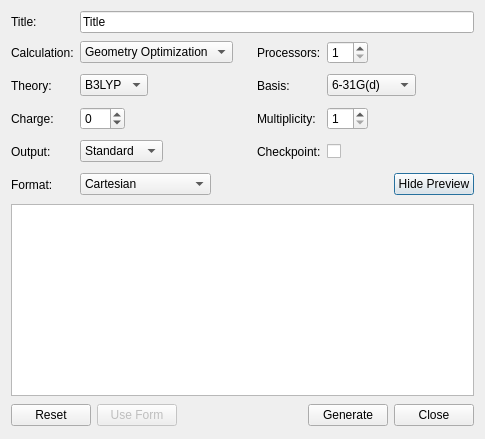
This is libavogadro/src/extensions/qcheminputdialog.ui in cryos/avogadro as Qt 5 draws it before an edit. The edited form follows.
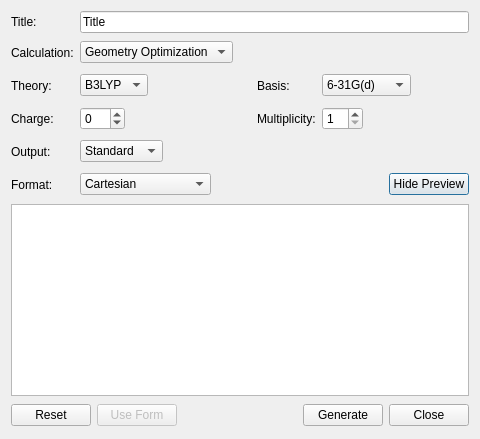
This is the edited form.

Commit message: Various improvements to the Q-Chem dialog.

The edit to the form file:
```diff
--- a/libavogadro/src/extensions/qcheminputdialog.ui
+++ b/libavogadro/src/extensions/qcheminputdialog.ui
@@ -90,28 +90,8 @@
        </item>
       </layout>
      </item>
-     <item row="1" column="2" >
-      <widget class="QLabel" name="label_4" >
-       <property name="text" >
-        <string>Processors:</string>
-       </property>
-       <property name="buddy" >
-        <cstring>procSpin</cstring>
-       </property>
-      </widget>
-     </item>
      <item row="1" column="3" >
       <layout class="QHBoxLayout" name="horizontalLayout_5" >
-       <item>
-        <widget class="QSpinBox" name="procSpin" >
-         <property name="minimum" >
-          <number>1</number>
-         </property>
-         <property name="value" >
-          <number>1</number>
-         </property>
-        </widget>
-       </item>
        <item>
         <spacer name="horizontalSpacer_5" >
          <property name="orientation" >
@@ -363,23 +343,6 @@
        </item>
       </layout>
      </item>
-     <item row="4" column="2" >
-      <widget class="QLabel" name="label_9" >
-       <property name="text" >
-        <string>Checkpoint:</string>
-       </property>
-       <property name="buddy" >
-        <cstring>checkpointCheck</cstring>
-       </property>
-      </widget>
-     </item>
-     <item row="4" column="3" >
-      <widget class="QCheckBox" name="checkpointCheck" >
-       <property name="text" >
-        <string/>
-       </property>
-      </widget>
-     </item>
      <item row="5" column="0" >
       <widget class="QLabel" name="label_10" >
        <property name="text" >
```
Left out of the diff: 9 changed lines with no effect on the pictures. The commit also changes 2 other files.
